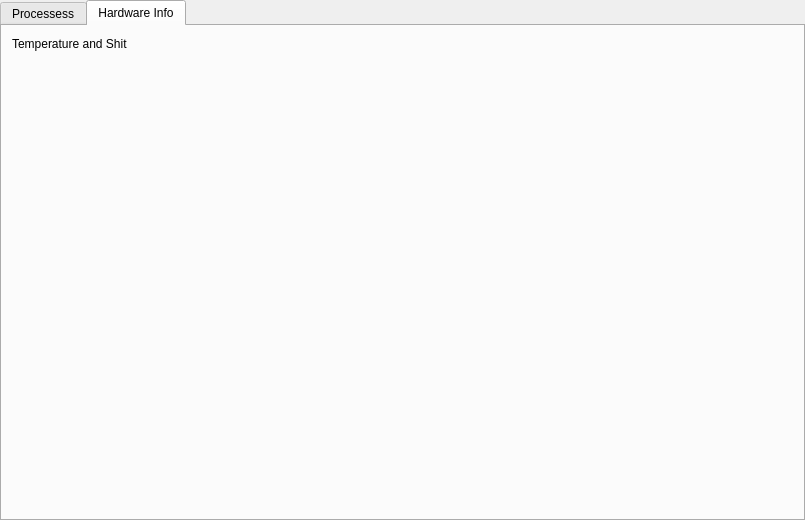
moyass/System-Application-Monitor, file Sysmon/sysmon.ui: the form before one commit.
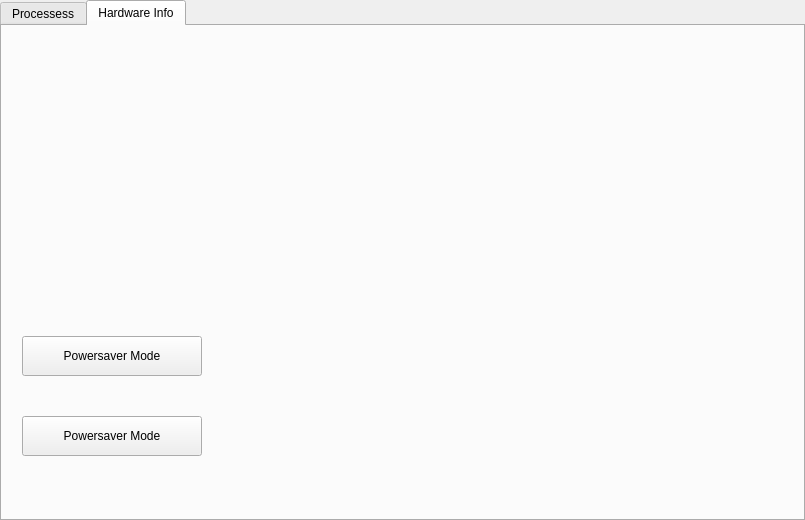
The form after the commit. The open tabs and pages were chosen to show the change.

Commit message: lower powersaver condition and some UI changes

Patch:
```diff
--- a/Sysmon/sysmon.ui
+++ b/Sysmon/sysmon.ui
@@ -1086,17 +1086,30 @@
     <attribute name="title">
      <string>Hardware Info</string>
     </attribute>
-    <widget class="QLabel" name="label">
+    <widget class="QPushButton" name="pushButton">
      <property name="geometry">
       <rect>
-       <x>10</x>
-       <y>10</y>
-       <width>151</width>
-       <height>16</height>
+       <x>20</x>
+       <y>310</y>
+       <width>180</width>
+       <height>40</height>
       </rect>
      </property>
      <property name="text">
-      <string>Temperature and Shit</string>
+      <string>Powersaver Mode</string>
+     </property>
+    </widget>
+    <widget class="QPushButton" name="pushButton_2">
+     <property name="geometry">
+      <rect>
+       <x>20</x>
+       <y>390</y>
+       <width>180</width>
+       <height>40</height>
+      </rect>
+     </property>
+     <property name="text">
+      <string>Powersaver Mode</string>
      </property>
     </widget>
    </widget>
```
Left out of the diff: 2 changed lines with no effect on the pictures. The commit also changes 4 other files.
